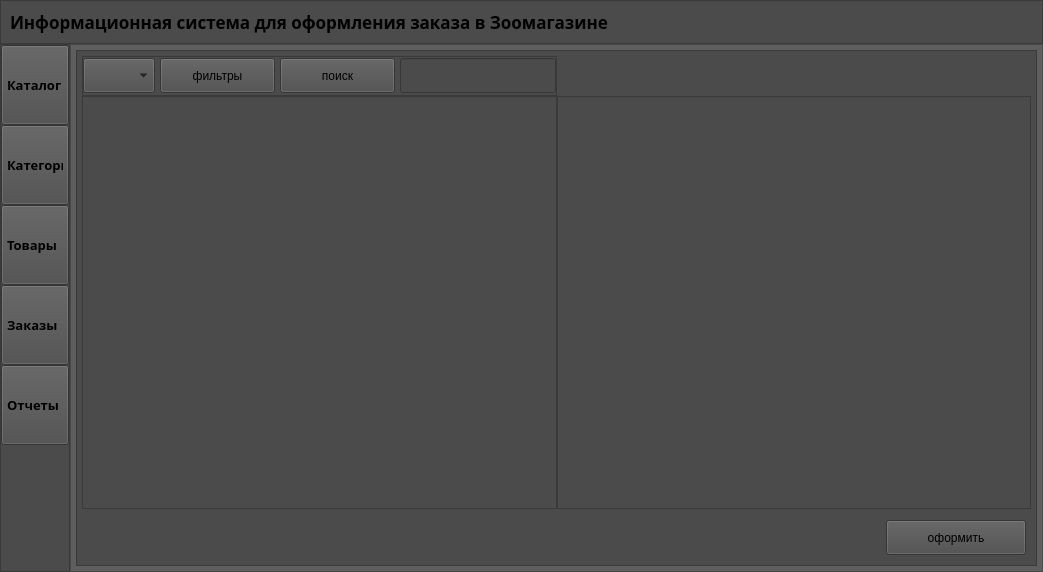
Above: ui_main.ui from DaniilKOT112/Information-system-for-ordering before the change. Below: the same form after it.
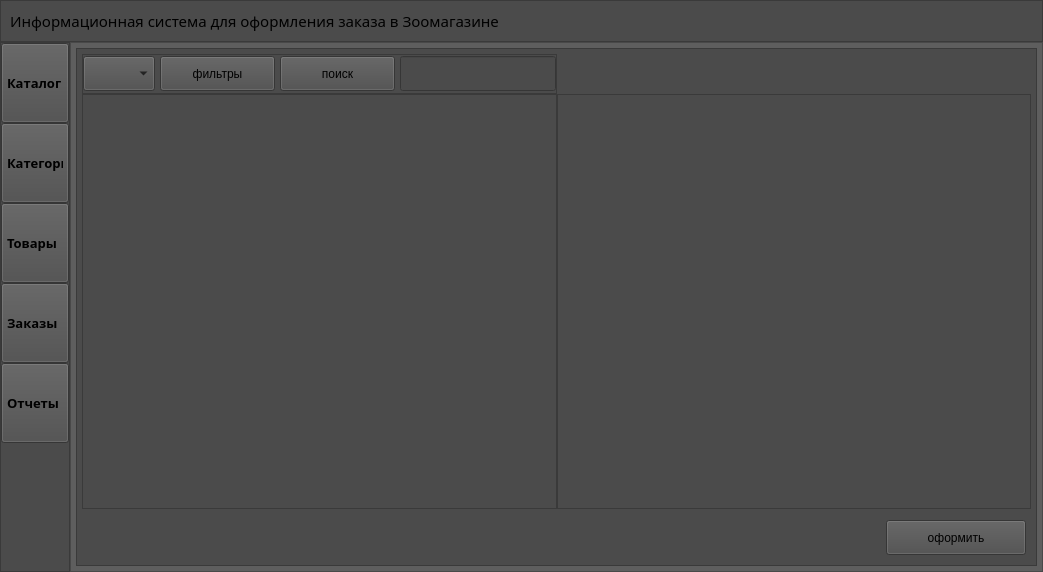
That is the form after the change. The open tabs and pages were chosen to show the change. Icons and pictures are not drawn.

What changed in the file:
```diff
--- a/ui_main.ui
+++ b/ui_main.ui
@@ -85,16 +85,16 @@
            <widget class="QLabel" name="label">
             <property name="font">
              <font>
-              <family>Montserrat</family>
-              <pointsize>13</pointsize>
-              <weight>75</weight>
+              <family>Segoe UI Variable Small Semibol</family>
+              <pointsize>11</pointsize>
+              <weight>7</weight>
               <italic>false</italic>
-              <bold>true</bold>
+              <bold>false</bold>
              </font>
             </property>
             <property name="styleSheet">
-             <string notr="true">font: 75 13pt &quot;Montserrat&quot;;
-font: bold;</string>
+             <string notr="true">font: 63 11pt &quot;Segoe UI Variable Small Semibol&quot;;
+</string>
             </property>
             <property name="text">
              <string>Информационная система для оформления заказа в Зоомагазине</string>
@@ -682,19 +682,10 @@
                        </layout>
                       </widget>
                      </item>
-                     <item row="1" column="1">
-                      <widget class="QTableWidget" name="tableCatalogOrder">
-                       <property name="styleSheet">
-                        <string notr="true">font: 75 10pt &quot;Montserrat&quot;;
-font: bold;</string>
-                       </property>
-                      </widget>
-                     </item>
                      <item row="1" column="0">
                       <widget class="QTableView" name="tableProductOrder">
                        <property name="styleSheet">
-                        <string notr="true">font: 75 10pt &quot;Montserrat&quot;;
-font: bold;</string>
+                        <string notr="true">font: 63 10pt &quot;Segoe UI Variable Small Semibol&quot;;</string>
                        </property>
                        <attribute name="verticalHeaderDefaultSectionSize">
                         <number>150</number>
@@ -704,6 +695,22 @@
                        </attribute>
                       </widget>
                      </item>
+                     <item row="1" column="1">
+                      <widget class="QTableView" name="tableCatalogOrder">
+                       <property name="styleSheet">
+                        <string notr="true">font: 63 10pt &quot;Segoe UI Variable Small Semibol&quot;;</string>
+                       </property>
+                       <attribute name="horizontalHeaderMinimumSectionSize">
+                        <number>41</number>
+                       </attribute>
+                       <attribute name="verticalHeaderDefaultSectionSize">
+                        <number>150</number>
+                       </attribute>
+                       <attribute name="verticalHeaderMinimumSectionSize">
+                        <number>60</number>
+                       </attribute>
+                      </widget>
+                     </item>
                     </layout>
                    </item>
                    <item>
```
Left out of the diff: 28 changed lines with no effect on the pictures.
